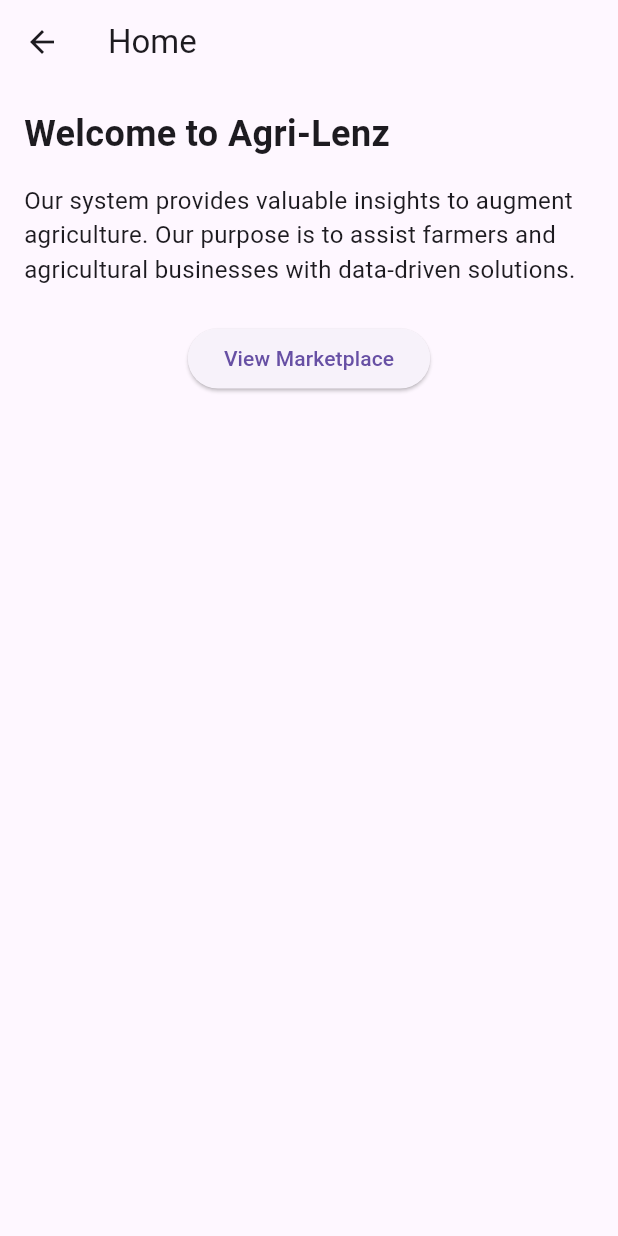
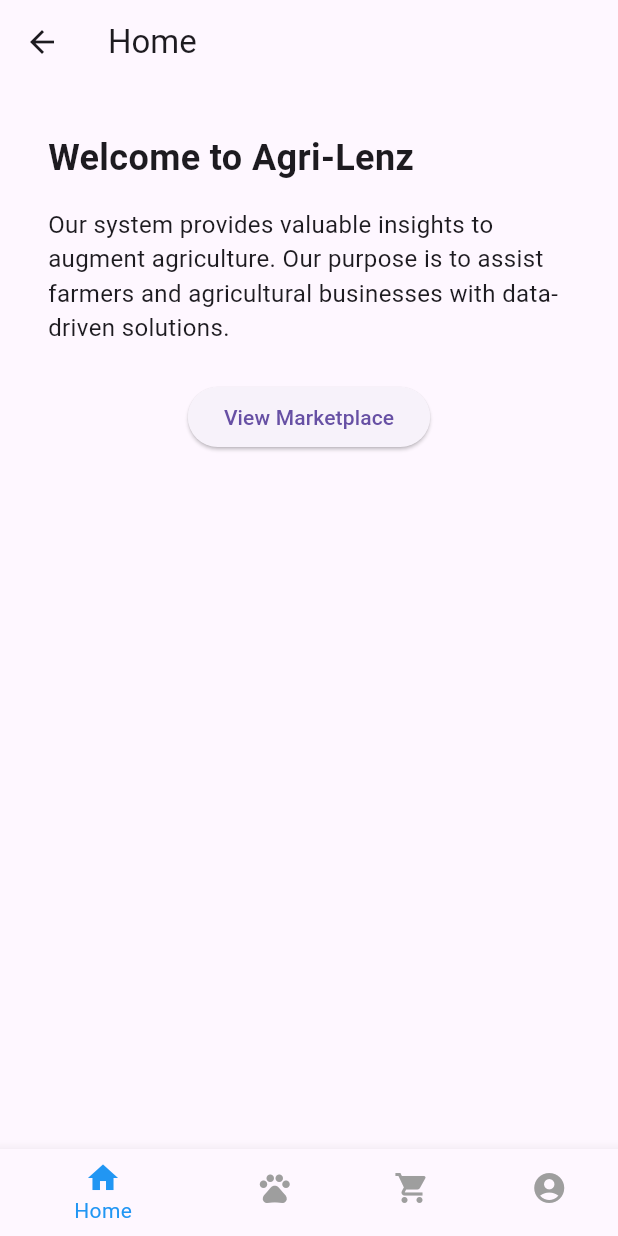
Before and after one commit to Jazo00/mobile_app_ar, a Flutter app: the HomePage screen opened by its route, on a phone screen of 412 x 824 dp. Run offline on Flutter 3.47's test engine with Material 3 defaults, Android fonts, the phone set to English and light mode, and no system bars; our stand-ins replace google_fonts.

Commit message:
modified the home_page.dart and main.dart files.
home_page now has bottom menu bar and corresponding icons and pages.
Login prompt is now applicable for marketplace and user account pages
main.dart edited for home_page.dart

Tried to merge the files only as much as possible to retain previous code

```diff
--- a/mobile_app_ar/lib/home_page.dart
+++ b/mobile_app_ar/lib/home_page.dart
@@ -1,13 +1,63 @@
 import 'package:flutter/material.dart';
 
-class HomePage extends StatelessWidget {
+class HomePage extends StatefulWidget {
   @override
-  Widget build(BuildContext context) {
-    return Scaffold(
-      appBar: AppBar(
-        title: const Text('Home'),
+  _HomePageState createState() => _HomePageState();
+}
+
+class _HomePageState extends State<HomePage> {
+  int _selectedIndex = 0;
+  bool _isLoggedIn = false;
+
+  static const List<String> _titles = <String>[
+    'Home',
+    'Livestock Information',
+    'Marketplace',
+    'Account'
+  ];
+
+  void _onItemTapped(int index) {
+    if (index == 2 || index == 3) {
+      // Marketplace and Account require login
+      if (!_isLoggedIn) {
+        _showLoginPrompt();
+        return;
+      }
+    }
+    setState(() {
+      _selectedIndex = index;
+    });
+  }
+
+  void _showLoginPrompt() {
+    showDialog(
+      context: context,
+      builder: (BuildContext context) {
+        return AlertDialog(
+          title: Text('Login Required'),
+          content: Text('Please login or create an account to access this feature.'),
+          actions: <Widget>[
+            TextButton(
+              child: Text('Login'),
+              onPressed: () {
+                Navigator.of(context).pop();
+                // Navigate to login screen
+              },
             ),
-      body: Padding(
+            TextButton(
+              child: Text('Cancel'),
+              onPressed: () {
+                Navigator.of(context).pop();
+              },
+            ),
+          ],
+        );
+      },
+    );
+  }
+
+  Widget _buildHomeContent() {
+    return Padding(
       padding: const EdgeInsets.all(16.0),
       child: Column(
         crossAxisAlignment: CrossAxisAlignment.start,
@@ -24,40 +74,154 @@ class HomePage extends StatelessWidget {
           const SizedBox(height: 24),
           Center(
             child: ElevatedButton(
-                onPressed: () {
-                  _showLoginDialog(context);
-                },
+              onPressed: () => _onItemTapped(2),
               child: const Text('View Marketplace'),
             ),
           ),
         ],
       ),
-      ),
     );
   }
 
-  void _showLoginDialog(BuildContext context) {
-    showDialog(
-      context: context,
-      builder: (context) => AlertDialog(
-        title: const Text('Login Required'),
-        content: const Text('You need to login or sign up to access the marketplace.'),
-        actions: [
-          TextButton(
-            onPressed: () {
-              Navigator.of(context).pop();
-            },
-            child: const Text('Close'),
+  Widget _buildLivestockInformation() {
+    return Padding(
+      padding: const EdgeInsets.all(16.0),
+      child: Column(
+        crossAxisAlignment: CrossAxisAlignment.start,
+        children: [
+          const Text(
+            'Livestock Information',
+            style: TextStyle(fontSize: 24, fontWeight: FontWeight.bold),
           ),
-          TextButton(
-            onPressed: () {
-              Navigator.of(context).pop();
-              Navigator.pushNamed(context, '/login_signup');
-            },
-            child: const Text('Go Now'),
+          const SizedBox(height: 16),
+          const Text(
+            'We provide detailed information about various livestock. Currently, we have information about chickens, including their care, feeding, and health management.',
+            style: TextStyle(fontSize: 16),
           ),
         ],
       ),
     );
   }
+
+  Widget _buildLoginScreen() {
+    return Center(
+      child: Column(
+        mainAxisAlignment: MainAxisAlignment.center,
+        children: <Widget>[
+          Text(
+            'Login to Continue',
+            style: TextStyle(fontSize: 24),
+          ),
+          SizedBox(height: 20),
+          ElevatedButton(
+            onPressed: () {
+              // Navigate to actual login screen
+            },
+            child: Text('Login'),
+          ),
+          ElevatedButton(
+            onPressed: () {
+              // Navigate to create account screen
+            },
+            child: Text('Create Account'),
+          ),
+        ],
+      ),
+    );
   }
+
+  Widget _buildMarketplace() {
+    return Center(
+      child: Text(
+        'Marketplace',
+        style: TextStyle(fontSize: 24),
+      ),
+    );
+  }
+
+  Widget _buildAccountDetails() {
+    return Center(
+      child: Column(
+        mainAxisAlignment: MainAxisAlignment.center,
+        children: <Widget>[
+          Text(
+            'Account Details',
+            style: TextStyle(fontSize: 24),
+          ),
+          SizedBox(height: 20),
+          Text(
+            'User: John Doe',
+            style: TextStyle(fontSize: 18),
+          ),
+          Text(
+            'Email: johndoe@example.com',
+            style: TextStyle(fontSize: 18),
+          ),
+          SizedBox(height: 20),
+          ElevatedButton(
+            onPressed: () {
+              // Handle logout
+              setState(() {
+                _isLoggedIn = false;
+                _selectedIndex = 0;
+              });
+            },
+            child: Text('Logout'),
+          ),
+        ],
+      ),
+    );
+  }
+
+  @override
+  Widget build(BuildContext context) {
+    List<Widget> _widgetOptions = <Widget>[
+      _buildHomeContent(),
+      _buildLivestockInformation(),
+      _isLoggedIn ? _buildMarketplace() : _buildLoginScreen(),
+      _isLoggedIn ? _buildAccountDetails() : _buildLoginScreen(),
+    ];
+
+    return Scaffold(
+      appBar: AppBar(
+        title: Text(_titles[_selectedIndex]),
+      ),
+      body: SingleChildScrollView(
+        padding: EdgeInsets.all(16.0),
+        child: Center(
+          child: _widgetOptions.elementAt(_selectedIndex),
+        ),
+      ),
+      bottomNavigationBar: BottomNavigationBar(
+        items: const <BottomNavigationBarItem>[
+          BottomNavigationBarItem(
+            icon: Icon(Icons.home),
+            label: 'Home',
+          ),
+          BottomNavigationBarItem(
+            icon: Icon(Icons.pets),
+            label: 'Livestock',
+          ),
+          BottomNavigationBarItem(
+            icon: Icon(Icons.shopping_cart),
+            label: 'Marketplace',
+          ),
+          BottomNavigationBarItem(
+            icon: Icon(Icons.account_circle),
+            label: 'Account',
+          ),
+        ],
+        currentIndex: _selectedIndex,
+        selectedItemColor: Colors.blue,
+        unselectedItemColor: Colors.grey,
+        onTap: _onItemTapped,
+      ),
+    );
+  }
+}
+
+void main() {
+  runApp(MaterialApp(
+    home: HomePage(),
+  ));
+}
--- a/mobile_app_ar/lib/main.dart
+++ b/mobile_app_ar/lib/main.dart
@@ -1,7 +1,7 @@
 import 'package:flutter/material.dart';
 import 'package:google_fonts/google_fonts.dart';
 import 'home_page.dart';
-import 'login_and_signup_page.dart'; // Add this import
+import 'login_and_signup_page.dart';
 
 void main() {
   runApp(MainApp());
@@ -25,7 +25,7 @@ class MainApp extends StatelessWidget {
         '/account': (context) => AccountPage(),
         '/login': (context) => LoginPage(),
         '/signup': (context) => SignupPage(),
-        '/login_signup': (context) => LoginAndSignupPage(), // Add this route
+        '/login_signup': (context) => LoginAndSignupPage(),
       },
     );
   }
```
Lines whose indentation alone changed are shown as unchanged.
